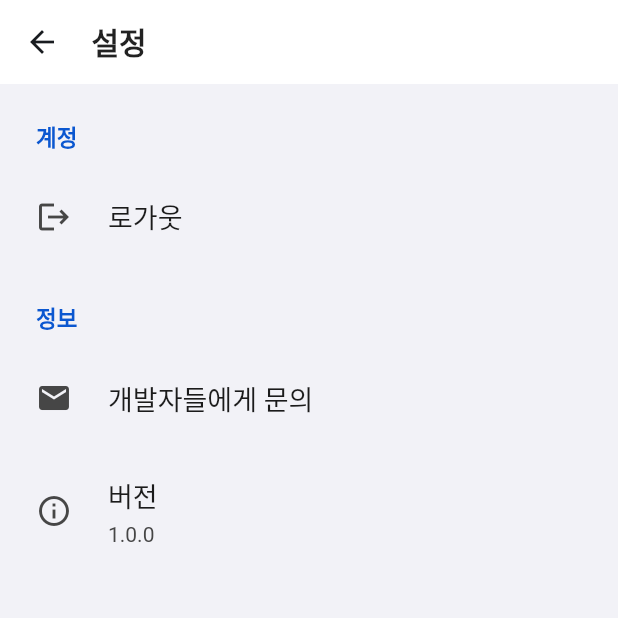
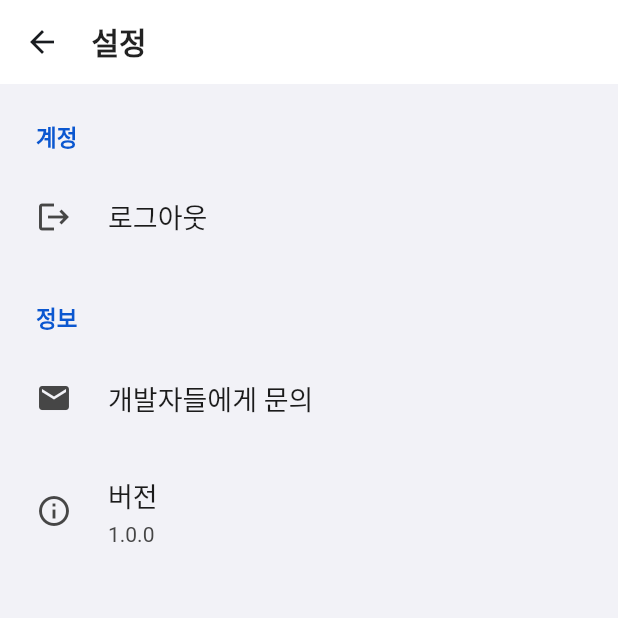
Before and after one commit to zero-to-one-flutter/flutter-share-lingo, a Flutter app: the SettingsPage screen opened directly, on a phone screen of 412 x 824 dp, the top half of it. Run offline on Flutter 3.47's test engine with Material 3 defaults, Android fonts, the phone set to English and light mode, and no system bars; drawn by our look-alikes of settings_ui; our stand-ins replace cached_network_image, cloud_firestore, dio, firebase_auth, firebase_core, firebase_crashlytics and 7 more; missing offline and left inert: country_flags; accounts and stored records are empty; generated files the repository leaves out were written again.

Commit message:
Fix(SettingsPage): Fix typo

```diff
--- a/lib/presentation/pages/settings/settings_page.dart
+++ b/lib/presentation/pages/settings/settings_page.dart
@@ -85,7 +85,7 @@ class SettingsPage extends ConsumerWidget {
             tiles: [
               SettingsTile(
                 leading: const Icon(Icons.logout),
-                title: Text('로가웃'),
+                title: Text('로그아웃'),
                 onPressed: (context) => _logout(context, ref),
               ),
             ],
```
